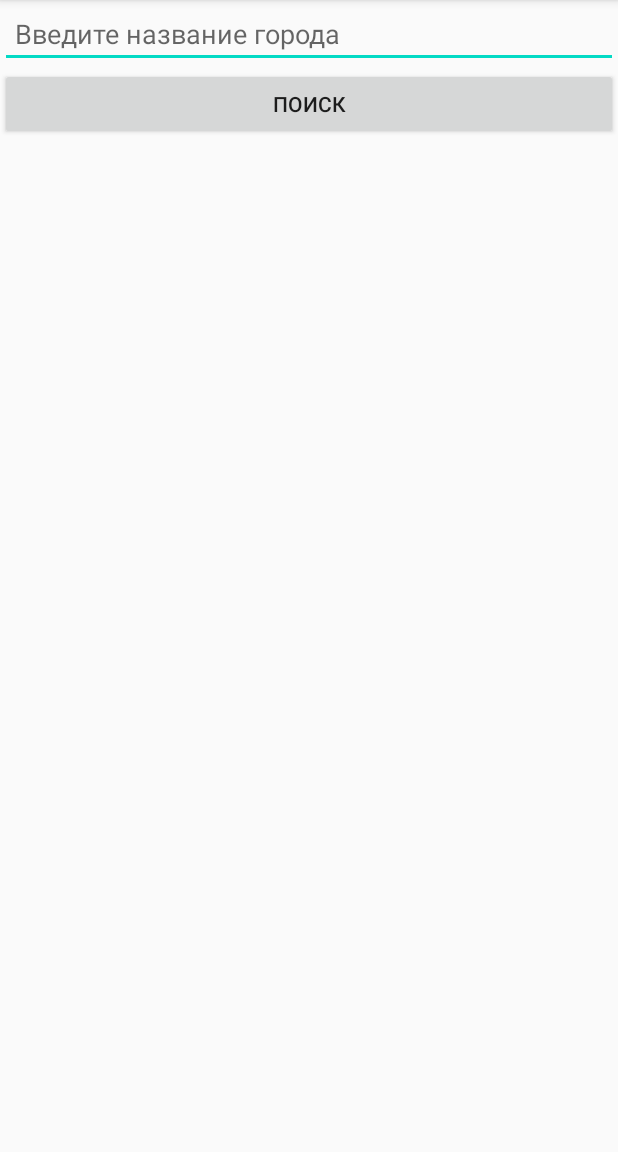
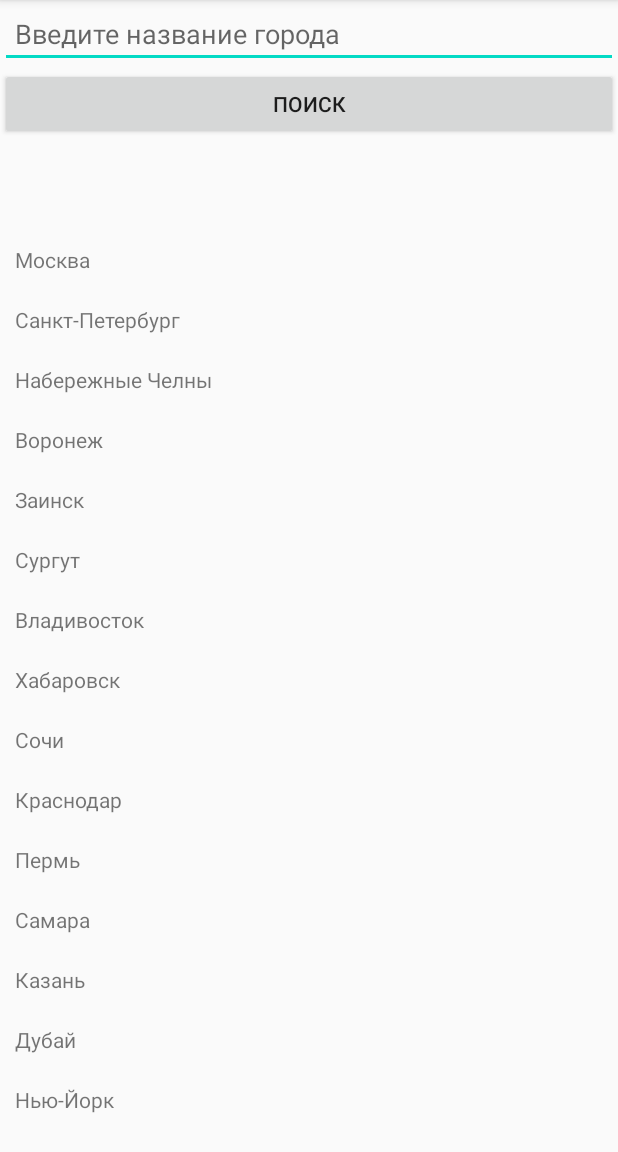
Before and after one commit to Marat1922/WeatherApplication, an Android app: the screen it shows after launch (MainActivity), on a phone screen of 412 x 824 dp, the part 84-1236 px from its top. Run offline under Robolectric (Android 15) with nearby library versions, the phone set to English and light mode, and no system bars.

Commit message:
Добавил Recycler View

```diff
--- a/app/build.gradle
+++ b/app/build.gradle
@@ -30,8 +30,10 @@ dependencies {
     testImplementation 'junit:junit:4.13.1'
     androidTestImplementation 'androidx.test.ext:junit:1.1.2'
     androidTestImplementation 'androidx.test.espresso:espresso-core:3.3.0'
-    implementation "androidx.core:core-ktx:+"
+    implementation "androidx.core:core-ktx:1.3.2"
     implementation "org.jetbrains.kotlin:kotlin-stdlib-jdk7:$kotlin_version"
+
+    implementation "androidx.recyclerview:recyclerview:1.1.0"
 
 }
 repositories {
--- /dev/null
+++ b/app/src/main/java/com/example/weather/City.kt
@@ -0,0 +1,6 @@
+package com.example.weather
+
+data class City(
+        var name: String? = null,
+        var temper: String? = null
+)
--- /dev/null
+++ b/app/src/main/java/com/example/weather/CityAdapter.kt
@@ -0,0 +1,62 @@
+package com.example.weather
+
+import android.util.Log
+import android.view.LayoutInflater
+import android.view.View
+import android.view.ViewGroup
+import android.widget.TextView
+import androidx.recyclerview.widget.RecyclerView
+
+
+class CityAdapter(
+        private val cityNameList: List<City>,
+        private val onItemClickListener: OnItemClickListener
+) : RecyclerView.Adapter<CityAdapter.CityViewHolder>() {
+
+    interface OnItemClickListener {
+        fun onItemClick(cityName: String) {
+        }
+    }
+
+    override fun onCreateViewHolder(parent: ViewGroup, viewType: Int): CityViewHolder {
+        Log.d("MyTag", "CityAdapter onCreateViewHolder" )
+        return CityViewHolder(LayoutInflater.from(parent.context)
+                .inflate(R.layout.item, parent, false))
+    }
+
+    override fun onBindViewHolder(holder: CityViewHolder, position: Int) {
+        Log.d("MyTag", "CityAdapter onBindViewHolder" )
+        val cityNameItem = cityNameList.get(position)
+        holder.cityNameTextView?.setText(cityNameItem.name)
+        Log.d("MyTag", "CityAdapter cityNameTextView.setText")
+        holder.resultWeatherTextView?.setText(cityNameItem.temper)
+        Log.d("MyTag", "Че хранит мапа ${cityNameItem}${cityNameItem.temper}")
+        if(cityNameItem.temper == null) onItemClickListener.onItemClick(cityNameItem.name!!)
+            Log.d("MyTag", "CityAdapter onItemClickListener.onItemClick")
+    }
+
+    override fun getItemCount(): Int {
+        Log.d("MyTag", "CityAdapter getItemCount" )
+        return cityNameList.size
+    }
+
+    class CityViewHolder(itemView: View) : RecyclerView.ViewHolder(itemView) {
+        var cityNameTextView: TextView? = null
+        var resultWeatherTextView: TextView? = null
+
+        init {
+            cityNameTextView = itemView.findViewById(R.id.tv_city_name)
+            resultWeatherTextView = itemView.findViewById(R.id.tv_result_weather)
+        }
+    }
+
+    fun onTemperatureArrived(cityName: String, temperature: String) {
+        Log.d("MyTag", "CityAdapter onTemperatureArrived" )
+       val index =  cityNameList.indexOfFirst { it.name == cityName }
+        if (index == -1) return
+        cityNameList.get(index).temper = temperature
+        // Log.d("CityAdapter", "Че хранит мапа $temperature")
+        notifyItemChanged(index)
+
+    }
+}
--- a/app/src/main/java/com/example/weather/MainActivity.kt
+++ b/app/src/main/java/com/example/weather/MainActivity.kt
@@ -2,37 +2,82 @@ package com.example.weather
 
 import android.os.AsyncTask
 import android.os.Bundle
+import android.util.Log
 import android.view.View
 import android.widget.Button
 import android.widget.EditText
 import android.widget.TextView
 import android.widget.Toast
 import androidx.appcompat.app.AppCompatActivity
+import androidx.recyclerview.widget.LinearLayoutManager
+import androidx.recyclerview.widget.RecyclerView
 import org.json.JSONException
 import org.json.JSONObject
 import java.io.IOException
+import java.lang.ref.WeakReference
 import java.net.URL
 
 class MainActivity : AppCompatActivity() {
     private var editTextCity: EditText? = null
     private var textViewWeather: TextView? = null
-    private var b_search: Button? = null
+    private var btnSearch: Button? = null
+    private var rvListCity: RecyclerView? = null
+    private val cityNameList = listOf<City>(
+            City("Москва"),
+            City("Санкт-Петербург"),
+            City("Набережные Челны"),
+            City("Воронеж"),
+            City("Заинск"),
+            City("Сургут"),
+            City("Владивосток"),
+            City("Хабаровск"),
+            City("Сочи"),
+            City("Краснодар"),
+            City("Пермь"),
+            City("Самара"),
+            City("Казань"),
+            City("Дубай"),
+            City("Нью-Йорк"),
+            City("Симферополь"),
+            City("Красноярск"),
+            City("Барселона"),
+            City("Манчестер"),
+            City("Лондон"),
+            City("Париж")
+    )
+    lateinit var adapter: CityAdapter
     override fun onCreate(savedInstanceState: Bundle?) {
+        Log.d("MyTag", "MainActivity onCreate ")
         super.onCreate(savedInstanceState)
         setContentView(R.layout.activity_main)
         editTextCity = findViewById(R.id.et_weather)
         textViewWeather = findViewById(R.id.tv_result)
-        b_search = findViewById(R.id.b_search)
+        btnSearch = findViewById(R.id.b_search)
+        rvListCity = findViewById(R.id.rv_list_city)
         val onClickListener = View.OnClickListener {
             val generatedURL = NetworkUtils.generateURL(editTextCity?.getText().toString())
-            DownloadWeatherTask().execute(generatedURL)
+            DownloadWeatherTask(this).execute(generatedURL)
         }
-        b_search?.setOnClickListener(onClickListener)
+        btnSearch?.setOnClickListener(onClickListener)
+
+        adapter = CityAdapter(cityNameList, object : CityAdapter.OnItemClickListener {
+            override fun onItemClick(cityName: String) {
+                Log.d("MyTag", "MainActivity OnItemClick ")
+                val gen2 = NetworkUtils.generateURL(cityName)
+                DownloadWeatherTask(this@MainActivity).execute(gen2)
+                Log.i("MainActivity", "blablbabla")
+            }
+        })
+        rvListCity?.setLayoutManager(LinearLayoutManager(this))
+        rvListCity?.setAdapter(adapter)
     }
 
-    internal inner class DownloadWeatherTask : AsyncTask<URL?, Void?, String?>() {
+    internal class DownloadWeatherTask(context: MainActivity) : AsyncTask<URL?, Void?, String?>() {
+
+        private val activityReference: WeakReference<MainActivity> = WeakReference(context)
 
         override fun doInBackground(vararg params: URL?): String? {
+            Log.d("MyTag", "MainActivity.DownloadWeatherTask doInBackground ")
             var response: String? = null
             try {
                 response = NetworkUtils.getResponseFromURL(params[0])
@@ -43,10 +88,13 @@ class MainActivity : AppCompatActivity() {
         }
 
         override fun onPostExecute(response: String?) {
+            val activity = activityReference.get()
+            if (activity == null || activity.isFinishing) return
+            Log.d("MyTag", "MainActivity.DownloadWeatherTask onPostExecute ")
             super.onPostExecute(response)
             var city: String? = null
+            var description: String? = null
             var temp: String? = null
-            var description: String? = null
             if (response != null && response != "") {
                 try {
                     val jsonObject = JSONObject(response)
@@ -57,9 +105,12 @@ class MainActivity : AppCompatActivity() {
                     e.printStackTrace()
                 }
                 val weather = String.format("%s\nТемпература: %s\nНа улице: %s", city, temp, description)
-                textViewWeather!!.text = weather
+                val temper = String.format(" %s", temp)
+                activity.textViewWeather!!.text = weather
+                Log.d("MyTag", "blablbabla2 $temp")
+                activity.adapter.onTemperatureArrived(city!!, temper)
             } else {
-                Toast.makeText(applicationContext, "fff", Toast.LENGTH_SHORT).show()
+                Toast.makeText(activity, "fff", Toast.LENGTH_SHORT).show()
             }
         }
     }
--- a/app/src/main/java/com/example/weather/NetworkUtils.kt
+++ b/app/src/main/java/com/example/weather/NetworkUtils.kt
@@ -19,6 +19,7 @@ internal class NetworkUtils {
         private const val LANG = "lang"
         private const val UNITS = "units"
         fun generateURL(city: String?): URL? {
+            Log.d("MyTag", "NetworkUtils generateURL " )
             val builtUri = Uri.parse(WEATHER_API_BASE_URL)
                     .buildUpon()
                     .appendQueryParameter(CITY, city)
@@ -27,7 +28,6 @@ internal class NetworkUtils {
                     .appendQueryParameter(LANG, "ru")
                     .appendQueryParameter(UNITS, "metric")
                     .build()
-            Log.d("MyTag", "тут вот что?$builtUri")
             var url: URL? = null
             try {
                 url = URL(builtUri.toString())
@@ -39,13 +39,13 @@ internal class NetworkUtils {
 
         @Throws(IOException::class)
         fun getResponseFromURL(url: URL?): String? {
+            Log.d("MyTag", "NetworkUtils getResponseFromURL " )
             val urlConnection = url?.openConnection() as HttpURLConnection
             return try {
                 val `in` = urlConnection.inputStream
                 val scanner = Scanner(`in`)
                 scanner.useDelimiter("//A")
                 val hasInput = scanner.hasNext()
-                Log.d("MyTag", "тут вот что?$hasInput")
                 if (hasInput) {
                     scanner.next()
                 } else {
--- a/app/src/main/res/layout/activity_main.xml
+++ b/app/src/main/res/layout/activity_main.xml
@@ -15,6 +15,7 @@
         android:paddingLeft="10dp"
         android:ems="10"
         android:inputType="textPersonName"
+        android:importantForAutofill="no"
         android:hint="@string/et_weather"
         app:layout_constraintEnd_toEndOf="parent"
         app:layout_constraintStart_toStartOf="parent"
@@ -33,9 +34,30 @@
     <TextView
         android:id="@+id/tv_result"
         android:layout_width="0dp"
+        android:layout_height="60dp"
+        app:layout_constraintBottom_toBottomOf="parent"
+        app:layout_constraintEnd_toEndOf="parent"
+        app:layout_constraintHorizontal_bias="1.0"
+        app:layout_constraintStart_toStartOf="parent"
+        app:layout_constraintTop_toBottomOf="@+id/b_search"
+        android:paddingStart="10dp"
+        android:paddingEnd="10dp"
+        app:layout_constraintVertical_bias="0.0"
+        android:paddingLeft="10dp"
+        android:paddingRight="10dp"/>
+
+    <androidx.recyclerview.widget.RecyclerView
+        android:id="@+id/rv_list_city"
+        android:layout_width="0dp"
         android:layout_height="0dp"
         app:layout_constraintBottom_toBottomOf="parent"
         app:layout_constraintEnd_toEndOf="parent"
         app:layout_constraintStart_toStartOf="parent"
-        app:layout_constraintTop_toBottomOf="@+id/b_search" />
+        app:layout_constraintTop_toBottomOf="@+id/tv_result"
+        android:paddingTop="10dp"
+        android:paddingStart="10dp"
+        android:paddingEnd="10dp"
+        android:paddingLeft="10dp"
+        android:paddingRight="10dp"/>
+
 </androidx.constraintlayout.widget.ConstraintLayout>
--- /dev/null
+++ b/app/src/main/res/layout/item.xml
@@ -0,0 +1,18 @@
+<?xml version="1.0" encoding="utf-8"?>
+<LinearLayout
+    xmlns:android="http://schemas.android.com/apk/res/android"
+    android:layout_width="match_parent"
+    android:layout_height="40dp">
+
+    <TextView
+        android:id="@+id/tv_city_name"
+        android:layout_width="wrap_content"
+        android:layout_height="match_parent"
+        android:layout_gravity="center_vertical|start"/>
+
+    <TextView
+        android:id="@+id/tv_result_weather"
+        android:layout_width="wrap_content"
+        android:layout_height="match_parent"
+        android:layout_gravity="center_vertical|end"/>
+</LinearLayout>
--- /dev/null
+++ b/app/src/main/res/values/dimens.xml
@@ -0,0 +1,4 @@
+<?xml version="1.0" encoding="utf-8"?>
+<resources>
+    <dimen name="item_height">20dp</dimen>
+</resources>
```
Also changed, not shown: 1 other file.
